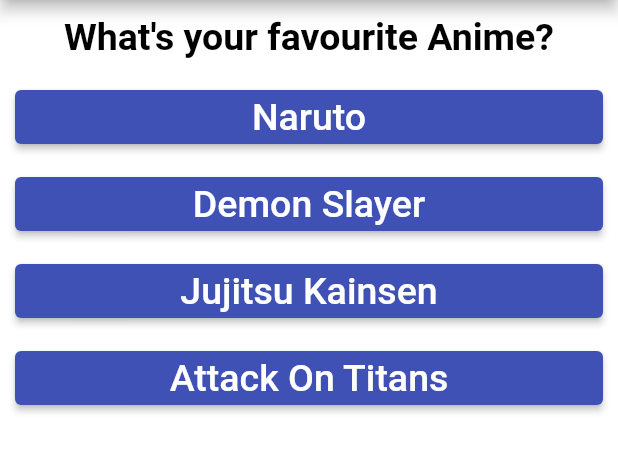
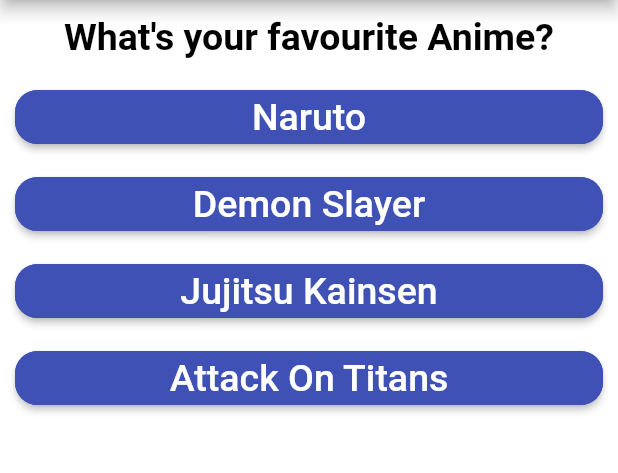
Before and after one commit to 0x3b3fc/anime-quiz-app, a Flutter app: the screen it shows after launch, on a phone screen of 412 x 824 dp, the part 84-557 px from its top. Run offline on Flutter 3.47's test engine with Material 2 defaults, Android fonts, the phone set to English and light mode, and no system bars.

Commit message:
Update for Quiz

```diff
--- a/lib/answer.dart
+++ b/lib/answer.dart
@@ -1,4 +1,7 @@
+import 'package:flutter/cupertino.dart';
 import 'package:flutter/material.dart';
+import 'package:flutter/painting.dart';
+import 'package:flutter/widgets.dart';
 
 class Answer extends StatelessWidget {
   const Answer(this.x, this.answerText, {Key? key}) : super(key: key);
@@ -17,7 +20,17 @@
           onPressed: x,
           child: Text(
             answerText,
-            style: const TextStyle(fontSize: 25),
+            style: TextStyle(fontSize: 25),
+          ),
+          style: ButtonStyle(
+            shape: MaterialStateProperty.all<RoundedRectangleBorder>(
+              RoundedRectangleBorder(
+                borderRadius: BorderRadius.circular(15.0),
+                side: BorderSide(
+                  color: Colors.indigo,
+                ),
+              ),
+            ),
           ),
         ),
       ),
--- a/lib/main.dart
+++ b/lib/main.dart
@@ -2,6 +2,9 @@
 import 'result.dart';
 import 'quiz.dart';
 
+/*
+* using StateFul Widget To Build The App
+* */
 void main() => runApp(const MyApp());
 
 class MyApp extends StatefulWidget {
@@ -11,12 +14,13 @@
   State<MyApp> createState() => _MyAppState();
 }
 
-bool isSwitched = false;
+bool isSwitched = false; //to swtich for dark mode
 
 class _MyAppState extends State<MyApp> {
   int _questionIndex = 0;
   int _totalScore = 0;
 
+  //score check
   answerQuestion(int score) {
     print('Answer Chosen!');
     setState(() {
@@ -65,7 +69,6 @@
     {
       'questionText': 'What\'s the name of Naruto\'s Bego?',
       'answers': [
-
         {'text': 'Sasuki', 'score': 0},
         {'text': 'Gara', 'score': 0},
         {'text': 'Kurama', 'score': 40},
@@ -85,7 +88,7 @@
           title: Text(
             'Anime Quiz App',
             style: TextStyle(
-                color: isSwitched == false ? Colors.white : Colors.black),
+                color: isSwitched == false ? Colors.white : Colors.black), //dark mode validation
           ),
           centerTitle: true,
           actions: [
```
